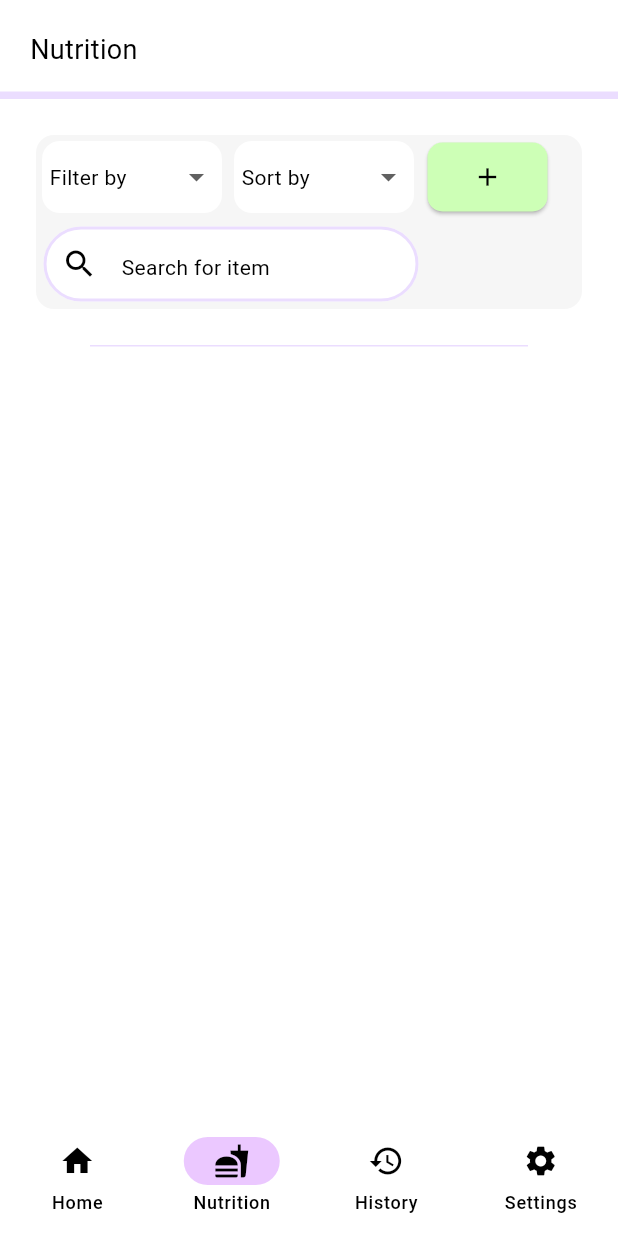
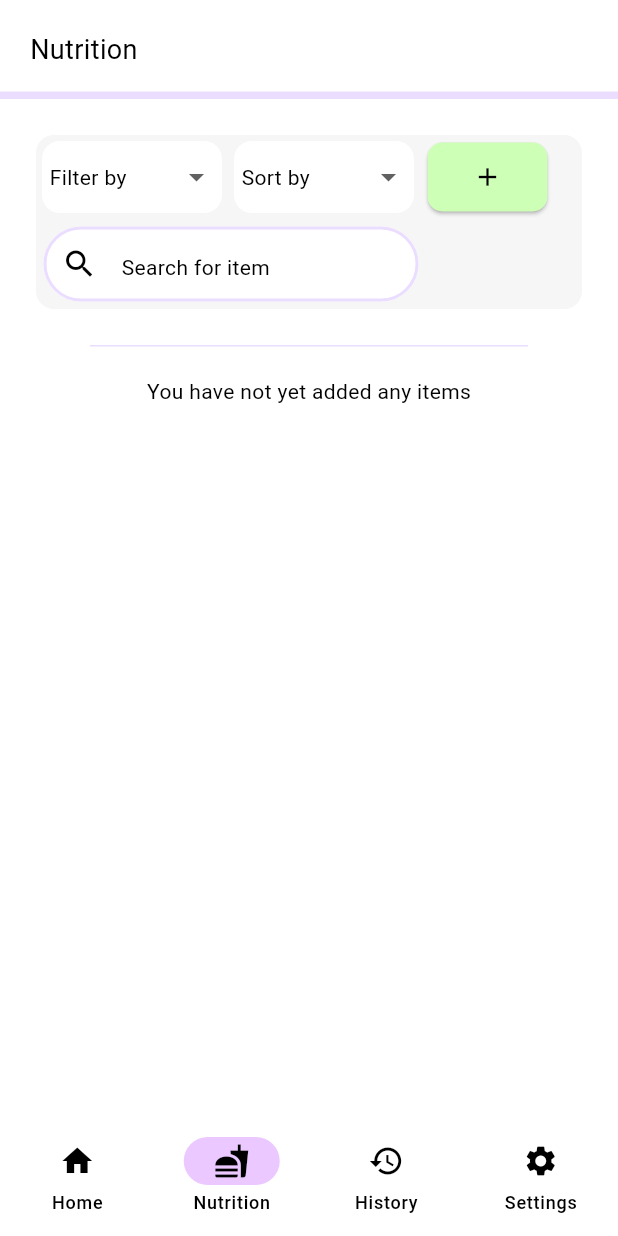
Before and after one commit to smstone0/Caloric, a Flutter app: the screen it shows after launch, item 2 of the bottom bar chosen, on a phone screen of 412 x 824 dp. Run offline on Flutter 3.47's test engine with Material 2 defaults, Android fonts, the phone set to English and light mode, and no system bars; our stand-ins replace sqflite; accounts and stored records are empty.

Commit message:
Add nutrition cards

```diff
--- a/lib/pages/nutrition_page.dart
+++ b/lib/pages/nutrition_page.dart
@@ -29,10 +29,11 @@ class NutritionPage extends StatelessWidget {
           } else {
             List<Nutrition> nutrition = snapshot.data!;
             return ListView(
-              children: const [
-                Heading(text: "Nutrition"),
-                RefineSearch(),
-                SectionSeparator(),
+              children: [
+                const Heading(text: "Nutrition"),
+                const RefineSearch(),
+                const SectionSeparator(),
+                NutritionCards(nutrition: nutrition),
               ],
             );
           }
@@ -190,3 +191,62 @@ class _NutritionDropdownState extends State<NutritionDropdown> {
     );
   }
 }
+
+class NutritionCards extends StatelessWidget {
+  const NutritionCards({super.key, required this.nutrition});
+
+  final List<Nutrition> nutrition;
+
+  List<NutCard> getCards() {
+    List<NutCard> cards = [];
+    for (int i = 0; i < nutrition.length; i++) {
+      cards.add(NutCard(nutrition: nutrition[i]));
+    }
+    return cards;
+  }
+
+  @override
+  Widget build(BuildContext context) {
+    List<NutCard> nutCards = getCards();
+    return Column(
+      children: nutCards.isNotEmpty
+          ? nutCards
+          : [const Text("You have not yet added any items")],
+    );
+  }
+}
+
+class NutCard extends StatelessWidget {
+  const NutCard({super.key, required this.nutrition});
+
+  final Nutrition nutrition;
+
+  @override
+  Widget build(BuildContext context) {
+    return GreyCard(
+      child: Padding(
+        padding: const EdgeInsets.only(top: 5, bottom: 5, left: 10, right: 10),
+        child: Column(
+          children: [
+            Padding(
+              padding: const EdgeInsets.only(bottom: 25),
+              child: Row(
+                mainAxisAlignment: MainAxisAlignment.spaceBetween,
+                children: [
+                  Text(nutrition.item),
+                  const Icon(Icons.edit),
+                ],
+              ),
+            ),
+            Row(
+              mainAxisAlignment: MainAxisAlignment.end,
+              children: [
+                Text("${nutrition.energy}(kcal/kJ) per ${nutrition.unit}"),
+              ],
+            )
+          ],
+        ),
+      ),
+    );
+  }
+}
```
